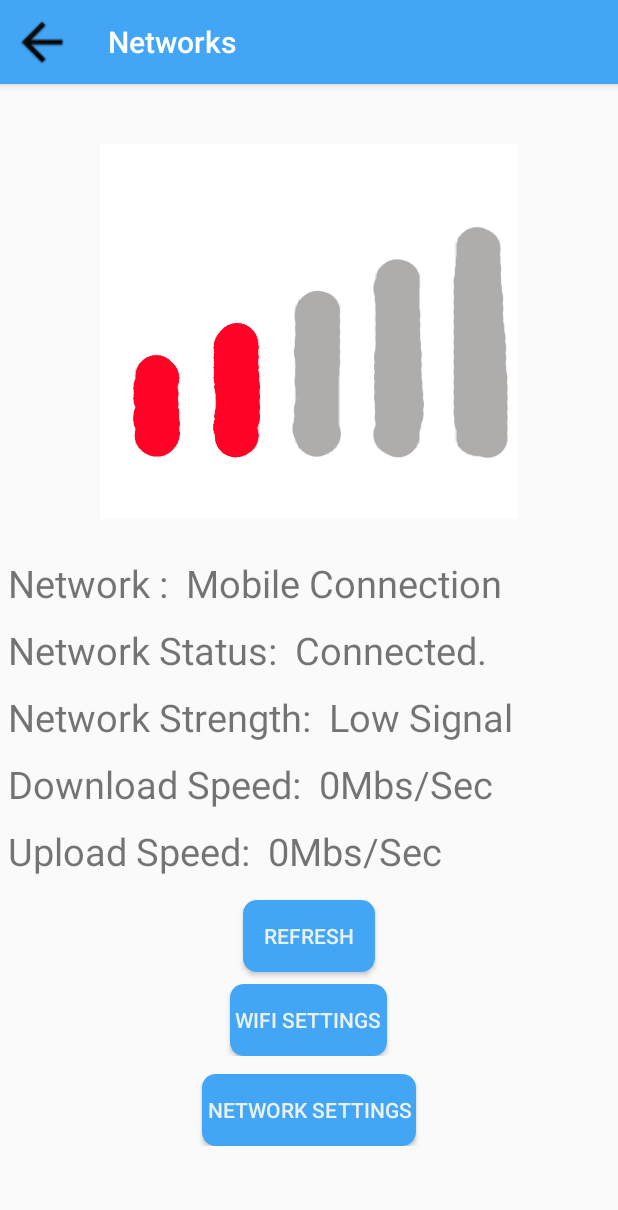
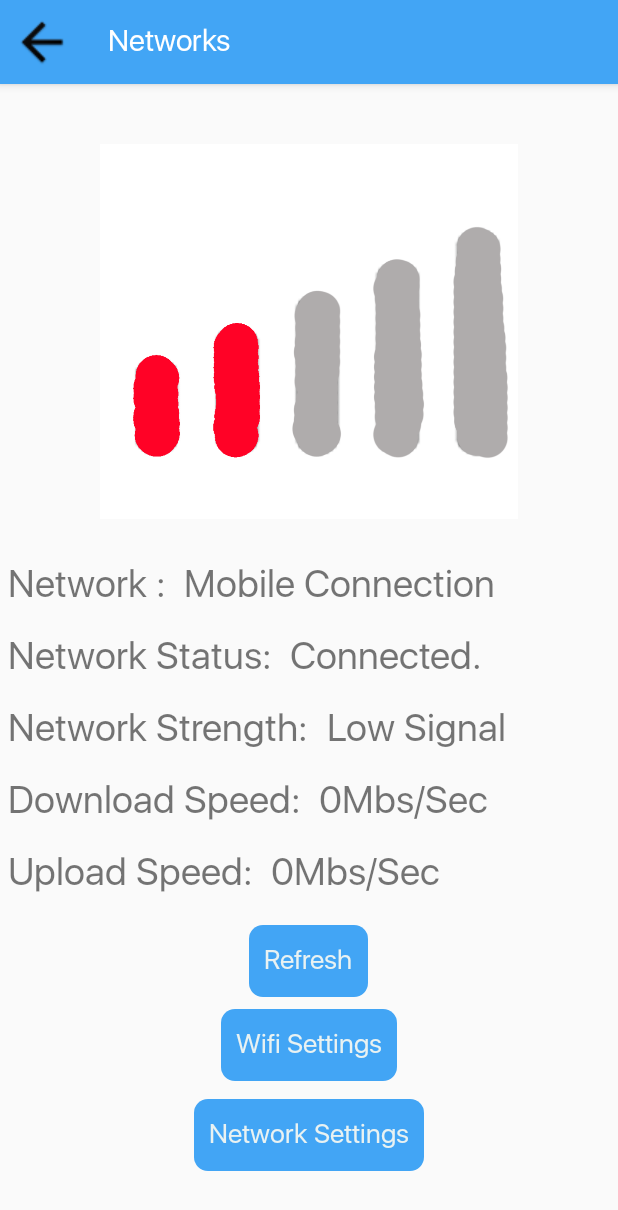
Before and after one commit to 01richardrs/Utility-App, an Android app: the screen it shows after launch (Container), after a tap on "Networks", on a phone screen of 412 x 824 dp. Shown: the top 1210 px of the screen. Run offline under Robolectric (Android 15) with nearby library versions, the phone set to English and light mode, and no system bars; pictures from the network do not load.

Commit message:
Changed Font , Changed Button Design

```diff
--- a/app/src/main/res/layout/fragment_battery.xml
+++ b/app/src/main/res/layout/fragment_battery.xml
@@ -59,7 +59,7 @@
                 android:id="@+id/bat_tech"
                 android:layout_width="wrap_content"
                 android:layout_height="wrap_content"
-                android:text="aaa"
+                android:text="Lithium"
                 />
         </LinearLayout>
         <LinearLayout
@@ -148,6 +148,8 @@
         </LinearLayout>
 
         <Button
+            android:paddingRight="10dp"
+            android:paddingLeft="10dp"
             android:background="@drawable/button_shape"
             android:textColor="#E9F2F2"
             android:textAlignment="center"
--- a/app/src/main/res/layout/fragment_location.xml
+++ b/app/src/main/res/layout/fragment_location.xml
@@ -155,6 +155,8 @@
         </LinearLayout>
 
         <Button
+            android:paddingRight="10dp"
+            android:paddingLeft="10dp"
             android:background="@drawable/button_shape"
             android:textColor="#E9F2F2"
             android:textAlignment="center"
@@ -170,8 +172,8 @@
             android:layout_width="match_parent"
             android:layout_height="wrap_content">
         <Button
-            android:paddingRight="5dp"
-            android:paddingLeft="5dp"
+            android:paddingRight="10dp"
+            android:paddingLeft="10dp"
             android:gravity="center"
             android:background="@drawable/button_shape"
             android:textColor="#E9F2F2"
--- a/app/src/main/res/layout/fragment_network.xml
+++ b/app/src/main/res/layout/fragment_network.xml
@@ -134,6 +134,8 @@
     </LinearLayout>
 
     <Button
+        android:paddingRight="10dp"
+        android:paddingLeft="10dp"
         android:background="@drawable/button_shape"
         android:textColor="#E9F2F2"
         android:textAlignment="center"
@@ -153,8 +155,8 @@
         android:paddingTop="8dp">
     <Button
                 android:gravity="center"
-                android:paddingLeft="3dp"
-                android:paddingRight="3dp"
+                android:paddingLeft="10dp"
+                android:paddingRight="10dp"
                 android:background="@drawable/button_shape"
                 android:textColor="#E9F2F2"
                 android:textAlignment="center"
@@ -175,8 +177,8 @@
             android:paddingTop="6dp">
             <Button
                 android:gravity="center"
-                android:paddingLeft="3dp"
-                android:paddingRight="3dp"
+                android:paddingLeft="10dp"
+                android:paddingRight="10dp"
                 android:background="@drawable/button_shape"
                 android:textColor="#E9F2F2"
                 android:textAlignment="center"
--- a/app/src/main/res/layout/main_layout.xml
+++ b/app/src/main/res/layout/main_layout.xml
@@ -83,8 +83,8 @@
 
     <ImageView
         android:id="@+id/tiempic"
-        android:layout_width="120dp"
-        android:layout_height="70dp"
+        android:layout_width="150dp"
+        android:layout_height="90dp"
         android:src="@drawable/morn"
         app:layout_constraintBottom_toTopOf="@+id/linearLayout"
         app:layout_constraintEnd_toEndOf="parent"
--- a/app/src/main/res/values/styles.xml
+++ b/app/src/main/res/values/styles.xml
@@ -3,6 +3,8 @@
     <!-- Base application theme. -->
     <style name="AppTheme" parent="Theme.AppCompat.Light.NoActionBar">
         <!-- Customize your theme here. -->
+        <item name="android:textViewStyle">@style/RobotoTextViewStyle</item>
+        <item name="android:buttonStyle">@style/RobotoButtonStyle</item>
         <item name="colorPrimary">@color/colorPrimary</item>
         <item name="colorPrimaryDark">@color/colorPrimaryDark</item>
         <item name="colorAccent">@color/colorAccent</item>
@@ -13,5 +15,12 @@
         <item name="colorPrimaryDark">@color/colorPrimaryDark</item>
         <item name="colorAccent">@color/colorAccent</item>
     </style>
+    <style name="RobotoTextViewStyle" parent="android:Widget.TextView">
+        <item name="android:fontFamily">@font/fransisco</item>
+    </style>
+    <style name="RobotoButtonStyle" parent="android:Widget.Holo.Button">
+        <item name="android:fontFamily">@font/fransisco</item>
+    </style>
+
 
 </resources>
```
Also changed, not shown: app/src/main/res/drawable/giphy.gif (deleted), app/src/main/res/font/fransisco.otf (added).
